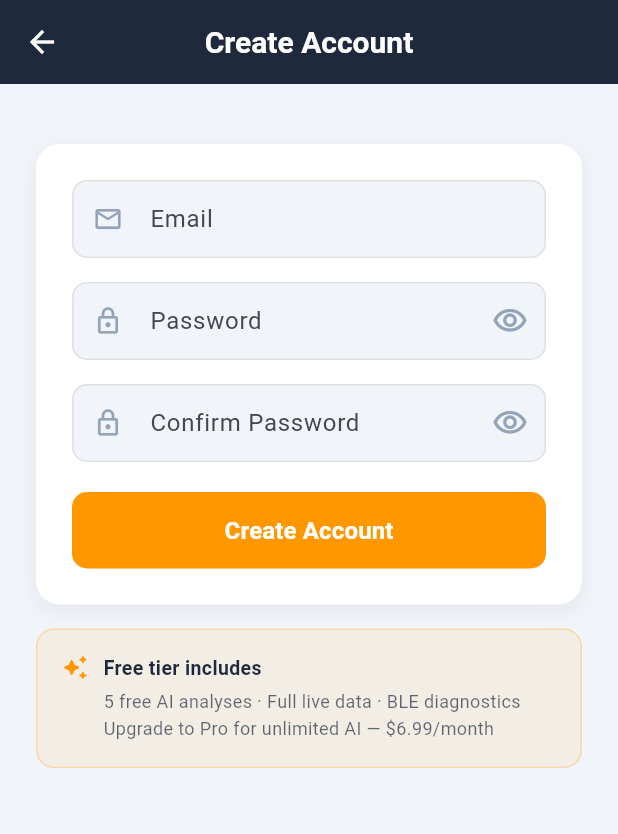
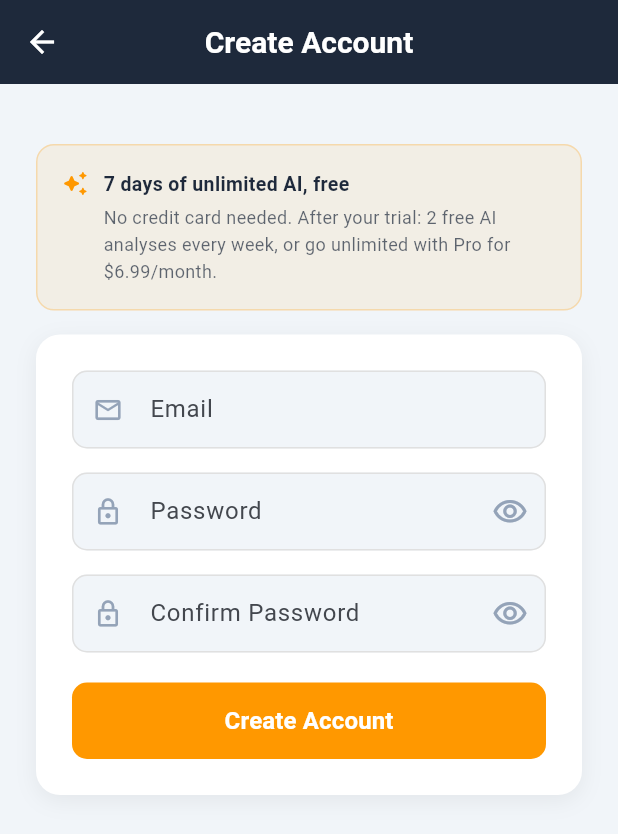
Before and after one commit to Farshad-Darani/ATFA-Mobile-App, a Flutter app: the screen it shows after launch, item 4 of the bottom bar chosen, after a tap on "Create Free Account", on a phone screen of 412 x 824 dp. Shown: the top 834 px of the screen. Run offline on Flutter 3.47's test engine with Material 3 defaults, Android fonts, the phone set to English and light mode, and no system bars; our stand-ins replace flutter_blue_plus, permission_handler, shared_preferences, supabase_flutter; accounts and stored records are empty; network calls fail.

Commit message:
More page: move logo to bottom, show create-account pitch only after credits used; Sign-up page: lead with 7-day trial copy

```diff
--- a/lib/screens/auth/sign_up_page.dart
+++ b/lib/screens/auth/sign_up_page.dart
@@ -93,9 +93,9 @@ class _SignUpPageState extends State<SignUpPage> {
         crossAxisAlignment: CrossAxisAlignment.stretch,
         children: [
           const SizedBox(height: 16),
+          _buildFreeTierNote(),
+          const SizedBox(height: 16),
           _buildCard(),
-          const SizedBox(height: 16),
-          _buildFreeTierNote(),
         ],
       ),
     );
@@ -268,7 +268,7 @@ class _SignUpPageState extends State<SignUpPage> {
               crossAxisAlignment: CrossAxisAlignment.start,
               children: [
                 const Text(
-                  'Free tier includes',
+                  '7 days of unlimited AI, free',
                   style: TextStyle(
                     fontWeight: FontWeight.w600,
                     color: AppTheme.primarySlate,
@@ -277,7 +277,7 @@ class _SignUpPageState extends State<SignUpPage> {
                 ),
                 const SizedBox(height: 4),
                 Text(
-                  '5 free AI analyses · Full live data · BLE diagnostics\nUpgrade to Pro for unlimited AI — \$6.99/month',
+                  'No credit card needed. After your trial: 2 free AI analyses every week, or go unlimited with Pro for \$6.99/month.',
                   style: TextStyle(
                     color: AppTheme.primarySlate.withValues(alpha: 0.7),
                     fontSize: 12,
--- a/lib/screens/more_page.dart
+++ b/lib/screens/more_page.dart
@@ -35,30 +35,6 @@ class _MorePageState extends State<MorePage> {
             StreamBuilder(
               stream: SupabaseService.client.auth.onAuthStateChange,
               builder: (context, _) => _AccountSection(auth: _auth),
-            ),
-            const SizedBox(height: 16),
-
-            // ── App logo & title ──────────────────────────────────────────────
-            Card(
-              child: Padding(
-                padding: const EdgeInsets.all(16),
-                child: Column(
-                  children: [
-                    Image.asset('assets/images/Logo.png', width: 140, height: 140),
-                    const SizedBox(height: 12),
-                    Text(
-                      'Intelligent Automobile Diagnostic System',
-                      style: Theme.of(context).textTheme.bodyMedium?.copyWith(color: Colors.grey[500]),
-                      textAlign: TextAlign.center,
-                    ),
-                    const SizedBox(height: 8),
-                    Text(
-                      'Version 1.0.0',
-                      style: Theme.of(context).textTheme.bodySmall?.copyWith(color: Colors.grey[600]),
-                    ),
-                  ],
-                ),
-              ),
             ),
             const SizedBox(height: 16),
 
@@ -109,6 +85,30 @@ class _MorePageState extends State<MorePage> {
               subtitle: 'Privacy policy and terms',
               onTap: () => Navigator.push(context, MaterialPageRoute(
                   builder: (_) => LegalPage(onNavigateToTab: widget.onNavigateToTab))),
+            ),
+            const SizedBox(height: 16),
+
+            // ── App logo & title ──────────────────────────────────────────────
+            Card(
+              child: Padding(
+                padding: const EdgeInsets.all(16),
+                child: Column(
+                  children: [
+                    Image.asset('assets/images/Logo.png', width: 140, height: 140),
+                    const SizedBox(height: 12),
+                    Text(
+                      'Intelligent Automobile Diagnostic System',
+                      style: Theme.of(context).textTheme.bodyMedium?.copyWith(color: Colors.grey[500]),
+                      textAlign: TextAlign.center,
+                    ),
+                    const SizedBox(height: 8),
+                    Text(
+                      'Version 1.0.0',
+                      style: Theme.of(context).textTheme.bodySmall?.copyWith(color: Colors.grey[600]),
+                    ),
+                  ],
+                ),
+              ),
             ),
           ],
         ),
@@ -250,6 +250,7 @@ class _AccountSectionState extends State<_AccountSection> {
 
     // ── Not signed in (anonymous) ─────────────────────────────────────────────
     if (!isSignedIn) {
+      final bool creditsUsedUp = (2 - _analysesUsed).clamp(0, 2) == 0;
       return Card(
         shape: RoundedRectangleBorder(borderRadius: BorderRadius.circular(16)),
         child: Padding(
@@ -278,11 +279,14 @@ class _AccountSectionState extends State<_AccountSection> {
                   ),
                 ],
               ),
-              const SizedBox(height: 16),
-              const Text(
-                'Create a free account to unlock 2 AI analyses every week, saved history, and more.',
-                style: TextStyle(fontSize: 14, height: 1.5),
-              ),
+              // Only pitch account creation once the free analyses are actually gone.
+              if (creditsUsedUp) ...[
+                const SizedBox(height: 16),
+                const Text(
+                  "You've used your 2 free analyses. Create a free account to unlock 2 every week, saved history, and more.",
+                  style: TextStyle(fontSize: 14, height: 1.5),
+                ),
+              ],
               const SizedBox(height: 16),
               SizedBox(
                 width: double.infinity,
```
